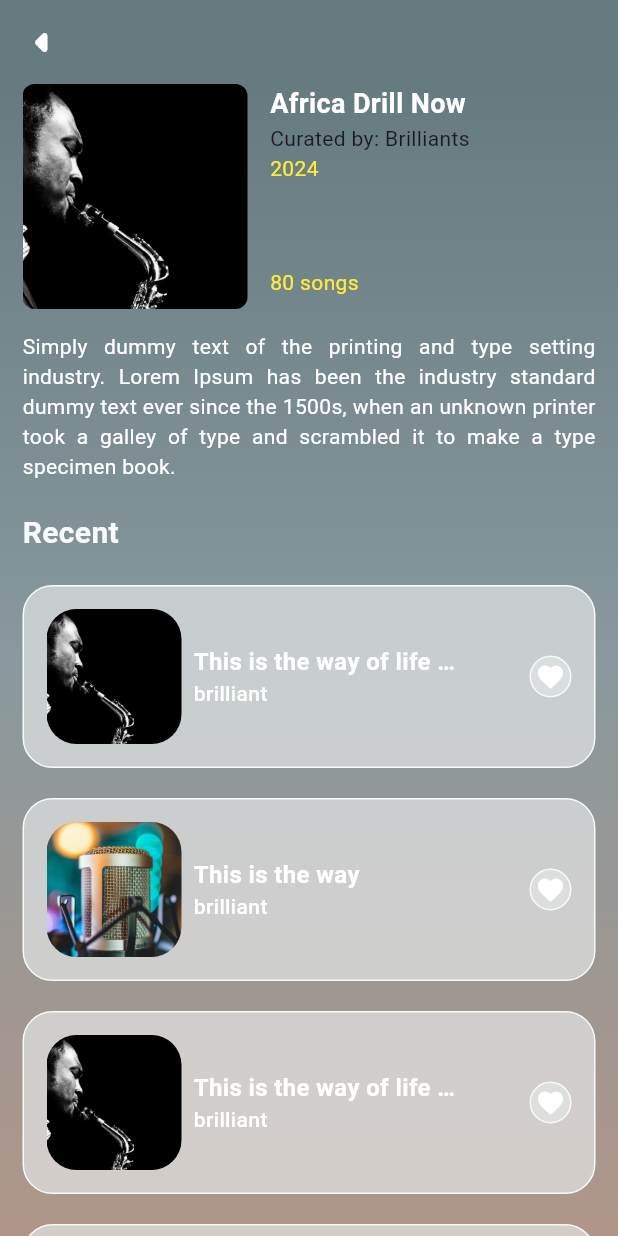
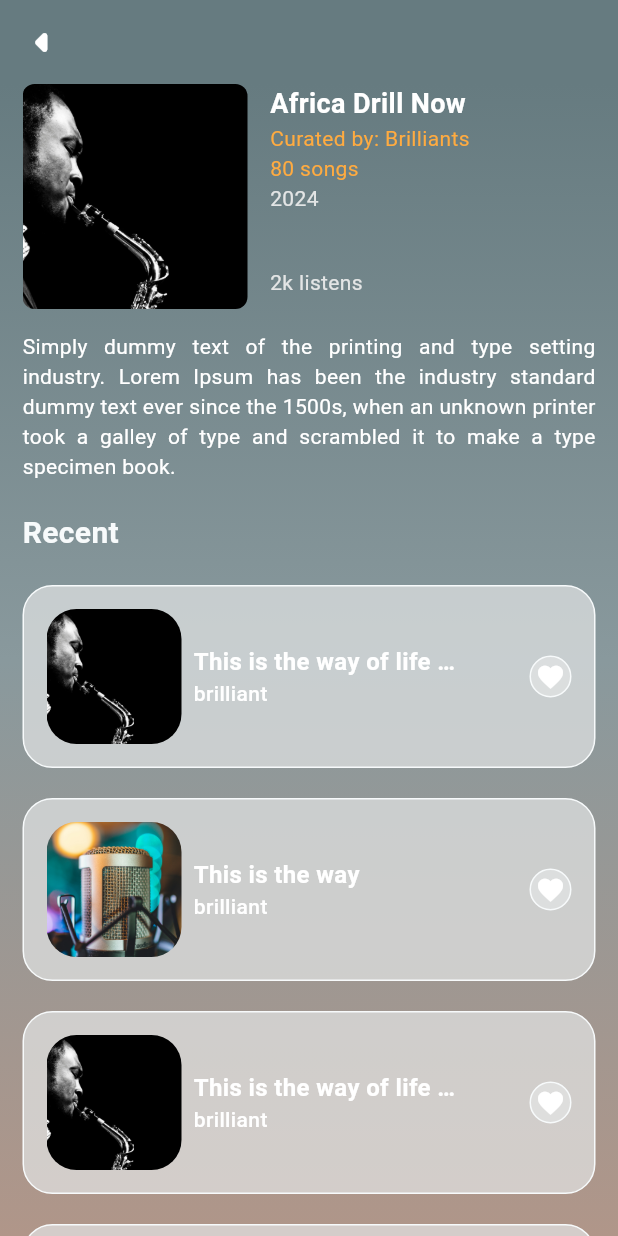
Before and after one commit to kwakyebrilliant/play, a Flutter app: the CuratedDetailsPage screen opened directly, on a phone screen of 412 x 824 dp. Run offline on Flutter 3.47's test engine with Material 3 defaults, Android fonts, the phone set to English and light mode, and no system bars.

Commit message:
curated details updates

```diff
--- a/lib/screens/home/curated/curateddetails_page.dart
+++ b/lib/screens/home/curated/curateddetails_page.dart
@@ -91,6 +91,16 @@ class _CuratedDetailsPageState extends State<CuratedDetailsPage> {
                                   'Curated by: Brilliants',
                                   style: TextStyle(
                                     fontSize: 14.0,
+                                    color: Colors.orangeAccent,
+                                  ),
+                                ),
+
+                                // number of songs
+                                Text(
+                                  '80 songs',
+                                  style: TextStyle(
+                                    fontSize: 14.0,
+                                    color: Colors.orangeAccent,
                                   ),
                                 ),
 
@@ -99,7 +109,7 @@ class _CuratedDetailsPageState extends State<CuratedDetailsPage> {
                                   '2024',
                                   style: TextStyle(
                                     fontSize: 14.0,
-                                    color: Colors.yellow,
+                                    color: Color(0xFFE3E5E5),
                                     overflow: TextOverflow.ellipsis,
                                   ),
                                 ),
@@ -107,18 +117,17 @@ class _CuratedDetailsPageState extends State<CuratedDetailsPage> {
                             ),
                           ),
 
-                          // Number of songs positioned at the bottom
+                          // Number of listens
                           const Positioned(
                             bottom: 0,
                             left: 0,
                             child: Padding(
                               padding: EdgeInsets.only(bottom: 8.0),
                               child: Text(
-                                '80 songs',
+                                '2k listens',
                                 style: TextStyle(
                                   fontSize: 14.0,
-                                  color: Colors.yellow,
-                                  overflow: TextOverflow.ellipsis,
+                                  color: Color(0xFFE3E5E5),
                                 ),
                               ),
                             ),
```
